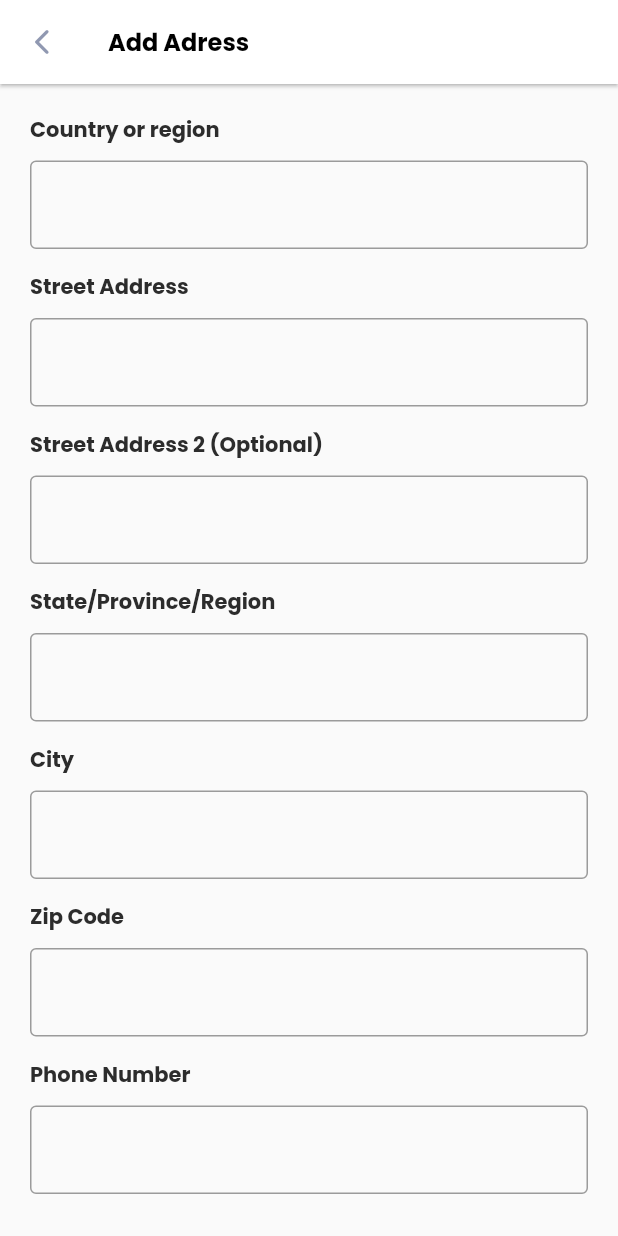
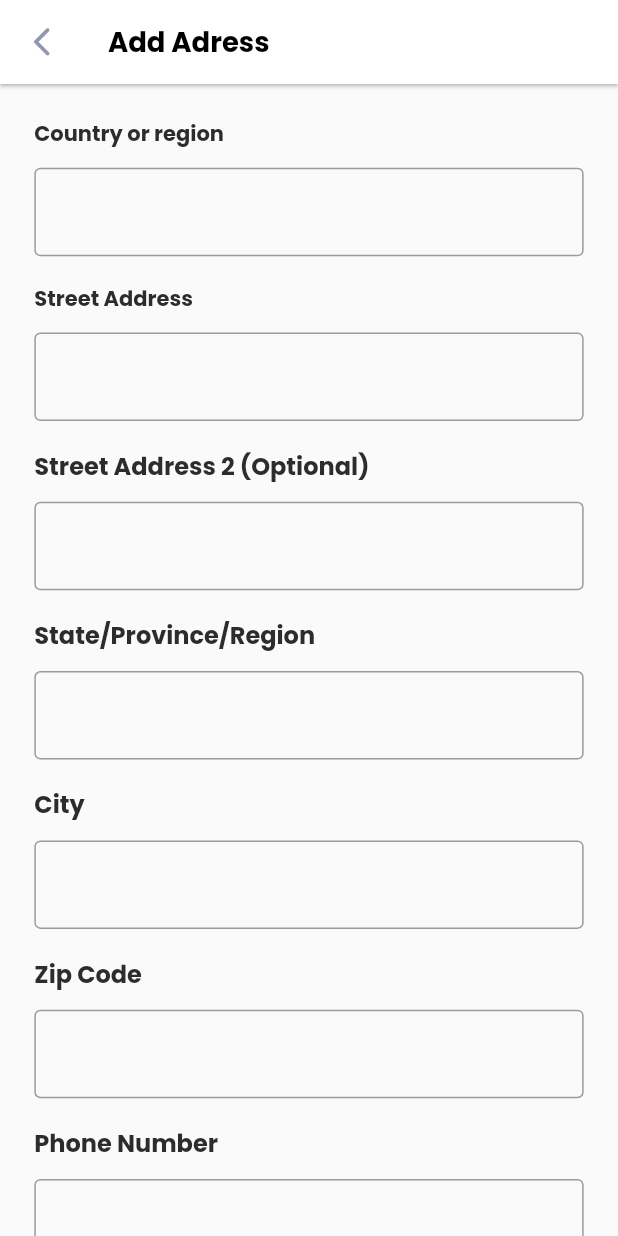
Before and after one commit to MohamedMaher19/mega_store, a Flutter app: the AddAdressPage screen opened by its route, on a phone screen of 412 x 824 dp. Run offline on Flutter 3.47's test engine with Material 2 defaults, Android fonts, the phone set to English and light mode, and no system bars; our stand-ins replace badges, bloc, carousel_slider, device_preview, flutter_bloc, flutter_rating_bar and 2 more.

Commit message:
code refactorr

```diff
--- a/lib/core/resources/assets_manager.dart
+++ b/lib/core/resources/assets_manager.dart
@@ -11,6 +11,7 @@ class ImageAssets {
   static const String image6 = 'assets/images/alyssa-strohmann-TS--uNw-JqE-unsplash.jpg';
   static const String slider = 'assets/images/slider.png';
   static const String unsplash = 'assets/images/markus-spiske-wL7pwimB78Q-unsplash.jpg';
+  static const String logo = 'assets/images/MEGA-158-×-42-px-158-×-42-px-158-×-42-px-5 1.svg';
 
 
 
--- a/lib/feautures/add_address_details/add_address_page.dart
+++ b/lib/feautures/add_address_details/add_address_page.dart
@@ -1,10 +1,10 @@
 import 'package:flutter/material.dart';
+import 'package:flutter_screenutil/flutter_screenutil.dart';
 import 'package:mega_store/core/resources/color_manager.dart';
 import 'package:mega_store/core/resources/extensions.dart';
 import 'package:mega_store/core/resources/routes_manager.dart';
 import 'package:mega_store/core/resources/string_manager.dart';
 import 'package:mega_store/core/resources/values_manager.dart';
-import 'package:mega_store/core/utils/appbar.dart';
 import 'package:mega_store/core/utils/custom_text.dart';
 import 'package:mega_store/core/utils/login_register_button.dart';
 import 'package:mega_store/feautures/login/presentation/widgets/default_form_field.dart';
@@ -29,18 +29,18 @@ class AddAdressPage extends StatelessWidget {
         appBar: AppBar(
           backgroundColor: Colors.white,
           elevation: 1,
-          title: Text('Add Adress' , style: TextStyle(fontSize: 16, fontWeight: FontWeight.bold,fontFamily: 'Poppins', color: Colors.black),),
+          title: Text('Add Adress' , style: TextStyle(fontSize: 16.sp, fontWeight: FontWeight.bold,fontFamily: 'Poppins', color: Colors.black),),
           leading: GestureDetector(
             onTap: (){
               Navigator.pop(context);
             },
-            child: Icon(Icons.arrow_back_ios_new_rounded , color: ColorManager.gGrey,size: 20,),
+            child: Icon(Icons.arrow_back_ios_new_rounded , color: ColorManager.gGrey,size: 20.sp,),
           ) ,
         ),
         body: Center(
             child: SingleChildScrollView(
               child: Padding(
-                padding:  EdgeInsets.all(AppSize.s20),
+                padding:  EdgeInsets.all(AppSize.s20.sp),
                 child: Form(
                   key: formkey,
                   child: Column(
@@ -48,7 +48,7 @@ class AddAdressPage extends StatelessWidget {
                       children: [
                         TextUtils(text: 'Country or region', fontSize: AppSize.s14, fontWeight: FontWeight.bold, color: ColorManager.bBlack),
                         SizedBox(
-                          height: AppSize.s10,
+                          height: AppSize.s10.h,
                         ),
                         FormFieldAddress(
                           border: const OutlineInputBorder(),
@@ -62,10 +62,10 @@ class AddAdressPage extends StatelessWidget {
                             return null ;
                           },
                         ),
-                        SizedBox(height: 15.0,),
+                        SizedBox(height: 15.0.h,),
                         TextUtils(text: 'Street Address', fontSize: AppSize.s14, fontWeight: FontWeight.bold, color: ColorManager.bBlack),
                         SizedBox(
-                          height: AppSize.s10,
+                          height: AppSize.s10.h,
                         ),
                         FormFieldAddress(
                           border: const OutlineInputBorder(),
@@ -80,10 +80,10 @@ class AddAdressPage extends StatelessWidget {
                             }
                           },
                         ),
-                        SizedBox(height: 15.0,),
-                        TextUtils(text: 'Street Address 2 (Optional)', fontSize: AppSize.s14, fontWeight: FontWeight.bold, color: ColorManager.bBlack),
+                        SizedBox(height: 15.0.h,),
+                        TextUtils(text: 'Street Address 2 (Optional)', fontSize: AppSize.s14.sp, fontWeight: FontWeight.bold, color: ColorManager.bBlack),
                         SizedBox(
-                          height: AppSize.s10,
+                          height: AppSize.s10.h,
                         ),
                         FormFieldAddress(
                           border: const OutlineInputBorder(),
@@ -98,10 +98,10 @@ class AddAdressPage extends StatelessWidget {
                             }
                           },
                         ),
-                        SizedBox(height: 15.0,),
-                        TextUtils(text: 'State/Province/Region', fontSize: AppSize.s14, fontWeight: FontWeight.bold, color: ColorManager.bBlack),
+                        SizedBox(height: 15.0.h,),
+                        TextUtils(text: 'State/Province/Region', fontSize: AppSize.s14.sp, fontWeight: FontWeight.bold, color: ColorManager.bBlack),
                         SizedBox(
-                          height: AppSize.s10,
+                          height: AppSize.s10.h,
                         ),
                         FormFieldAddress(
                           border: const OutlineInputBorder(),
@@ -116,10 +116,10 @@ class AddAdressPage extends StatelessWidget {
                             }
                           },
                         ),
-                        SizedBox(height: 15.0,),
-                        TextUtils(text:'City', fontSize: AppSize.s14, fontWeight: FontWeight.bold, color: ColorManager.bBlack),
+                        SizedBox(height: 15.0.h,),
+                        TextUtils(text:'City', fontSize: AppSize.s14.sp, fontWeight: FontWeight.bold, color: ColorManager.bBlack),
                         SizedBox(
-                          height: AppSize.s10,
+                          height: AppSize.s10.h,
                         ),
 
                         FormFieldAddress(
@@ -134,10 +134,10 @@ class AddAdressPage extends StatelessWidget {
                             return null ;
                           },
                         ),
-                        SizedBox(height: 15.0,),
-                        TextUtils(text: 'Zip Code', fontSize: AppSize.s14, fontWeight: FontWeight.bold, color: ColorManager.bBlack),
+                        SizedBox(height: 15.0.h,),
+                        TextUtils(text: 'Zip Code', fontSize: AppSize.s14.sp, fontWeight: FontWeight.bold, color: ColorManager.bBlack),
                         SizedBox(
-                          height: AppSize.s10,
+                          height: AppSize.s10.h,
                         ),
 
                         FormFieldAddress(
@@ -152,11 +152,11 @@ class AddAdressPage extends StatelessWidget {
                             return null ;
                           },
                         ),
-                        SizedBox(height: 15.0,),
+                        SizedBox(height: 15.0.h,),
 
-                        TextUtils(text: 'Phone Number', fontSize: AppSize.s14, fontWeight: FontWeight.bold, color: ColorManager.bBlack),
+                        TextUtils(text: 'Phone Number', fontSize: AppSize.s14.sp, fontWeight: FontWeight.bold, color: ColorManager.bBlack),
                         SizedBox(
-                          height: AppSize.s10,
+                          height: AppSize.s10.h,
                         ),
                         FormFieldAddress(
                           border: const OutlineInputBorder(),
@@ -171,20 +171,21 @@ class AddAdressPage extends StatelessWidget {
                             if (value.isEmpty) {
                               return AppStrings.enterPassword;
                             }
-                            if(value !=passwordController.text)
+                            if(value !=passwordController.text) {
                               return 'Password Not Match';
+                            }
                             return null ;
                           },
 
                         ),
-                        SizedBox(height: AppSize.s30,),
+                        SizedBox(height: AppSize.s30.h,),
 
                         LoginRegisterButton(
                           text: 'Add Address',
                           onPressed: () {
                             Navigator.pushNamed(context, Routes.myAddress);
                           },
-                          fontSize: 15,
+                          fontSize: 15.sp,
                           textColor: ColorManager.sWhite,
                           fontFamily: 'Poppins',
                           buttonColor: ColorManager.cartButton,
--- a/lib/feautures/forget_password/presentation/pages/reset_password.dart
+++ b/lib/feautures/forget_password/presentation/pages/reset_password.dart
@@ -2,14 +2,11 @@ import 'package:flutter/material.dart';
 import 'package:mega_store/core/resources/color_manager.dart';
 import 'package:mega_store/core/resources/routes_manager.dart';
 import 'package:mega_store/core/utils/custom_text.dart';
-
 import '../../../../core/resources/assets_manager.dart';
-import '../../../../core/resources/extensions.dart';
 import '../../../../core/resources/string_manager.dart';
 import '../../../../core/resources/values_manager.dart';
 import '../../../../core/utils/login_register_button.dart';
 import '../../../login/presentation/widgets/default_form_field.dart';
-import '../../../login/presentation/widgets/face_google_regis.dart';
 
 
 class ResetPasswordScreen extends StatelessWidget {
--- a/lib/feautures/home/presentation/pages/favorites_page.dart
+++ b/lib/feautures/home/presentation/pages/favorites_page.dart
@@ -68,6 +68,7 @@ class FavortesPage extends StatelessWidget {
                                 '\$ 299.90',
                                 style: TextStyle(
                                   fontSize: 12.0.sp,
+                                  fontFamily:'Poppins' ,
                                   color: Colors.grey,
                                   decoration: TextDecoration.lineThrough,
 
--- a/lib/main.dart
+++ b/lib/main.dart
@@ -11,7 +11,7 @@ import 'core/resources/routes_manager.dart';
 void main() {
   runApp( DevicePreview(
       enabled: !kReleaseMode,
-      builder: (context) => MyApp()));
+      builder: (context) => const MyApp()));
 }
 
 class MyApp extends StatelessWidget {
@@ -36,7 +36,7 @@ class MyApp extends StatelessWidget {
               debugShowCheckedModeBanner: false,
               title: 'Mega Store',
               routes: Routes.routes,
-              initialRoute: Routes.layoutPage);
+              initialRoute: Routes.loginScreen);
         },
       ),
     );
```
Also changed, not shown: lib/core/utils/login_register_button.dart (+14 -8 lines), lib/feautures/home/presentation/widgets/indicator.dart (added, +23 -0 lines), lib/feautures/login/presentation/widgets/face_google_regis.dart (+23 -12 lines), pubspec.yaml (+7 -2 lines), assets/images/MEGA-158-×-42-px-158-×-42-px-158-×-42-px-5 1.svg (added), assets/images/loogoo.svg (added).
